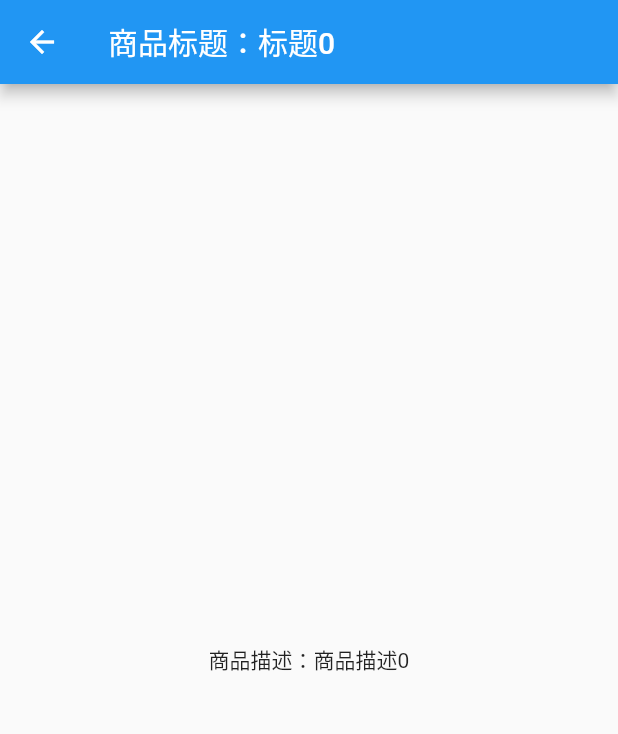
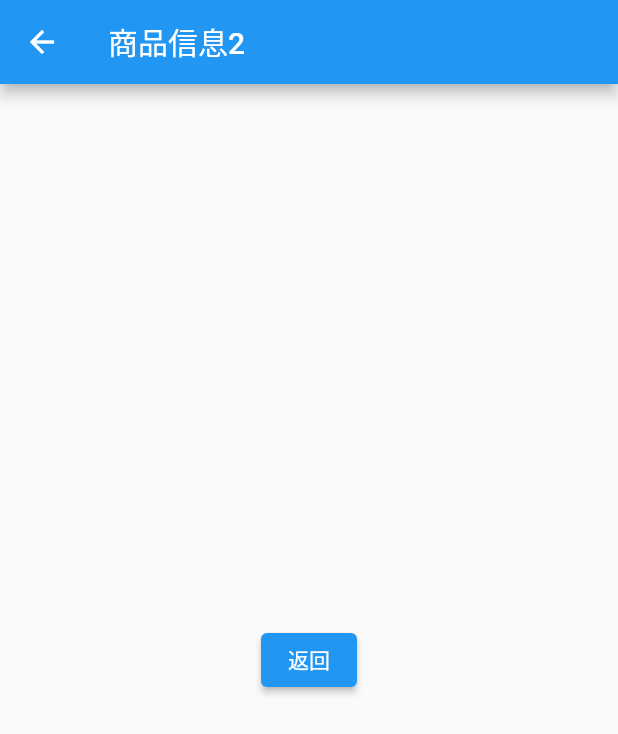
Before and after one commit to 60662666/flutter_demo, a Flutter app: the screen it shows after launch, after a tap on an icon or button, on a phone screen of 412 x 824 dp. Shown: the top 734 px of the screen. Run offline on Flutter 3.47's test engine with Material 2 defaults, Android fonts, the phone set to English and light mode, and no system bars.

Commit message:
异步方法及跳转回父页面显示带回的信息

```diff
--- a/lib/main.dart
+++ b/lib/main.dart
@@ -22,7 +22,12 @@ class ProductList extends StatelessWidget {
           itemBuilder: (context, index) {
             return ListTile(
               leading: Text('头部${products![index].title}'),
-              title: Text('标题${products![index].description}'),
+              title: ElevatedButton(
+                child: Text('标题${products![index].description}'),
+                onPressed: () {
+                  _navagateToDetail(context);
+                },
+              ),
               subtitle: Text('副标题${products![index].subtitle}'),
               onTap: () {
                 //匿名函数，实现导航功能--类似于a标签
@@ -34,6 +39,31 @@ class ProductList extends StatelessWidget {
               },
             );
           }),
+    );
+  }
+
+  _navagateToDetail(BuildContext context) async {
+    final res = await Navigator.push(context,
+        MaterialPageRoute(builder: (context) => AnotherProductDetail()));
+    ScaffoldMessenger.of(context).showSnackBar(SnackBar(content: Text('$res')));
+  }
+}
+
+class AnotherProductDetail extends StatelessWidget {
+  const AnotherProductDetail({Key? key}) : super(key: key);
+
+  @override
+  Widget build(BuildContext context) {
+    return Scaffold(
+      appBar: AppBar(title: Text('商品信息2')),
+      body: Center(
+        child: ElevatedButton(
+          child: Text('返回'),
+          onPressed: () {
+            Navigator.pop(context, '我回来了');//
+          },
+        ),
+      ),
     );
   }
 }
@@ -57,7 +87,7 @@ void main() {
   runApp(MaterialApp(
     title: 'list加navi加数据传递及接收',
     home: ProductList(
-        products:
-            List.generate(20, (index) => Product('标题$index', '商品描述$index', '副标题$index'))),
+        products: List.generate(
+            20, (index) => Product('标题$index', '商品描述$index', '副标题$index'))),
   ));
 }
```
